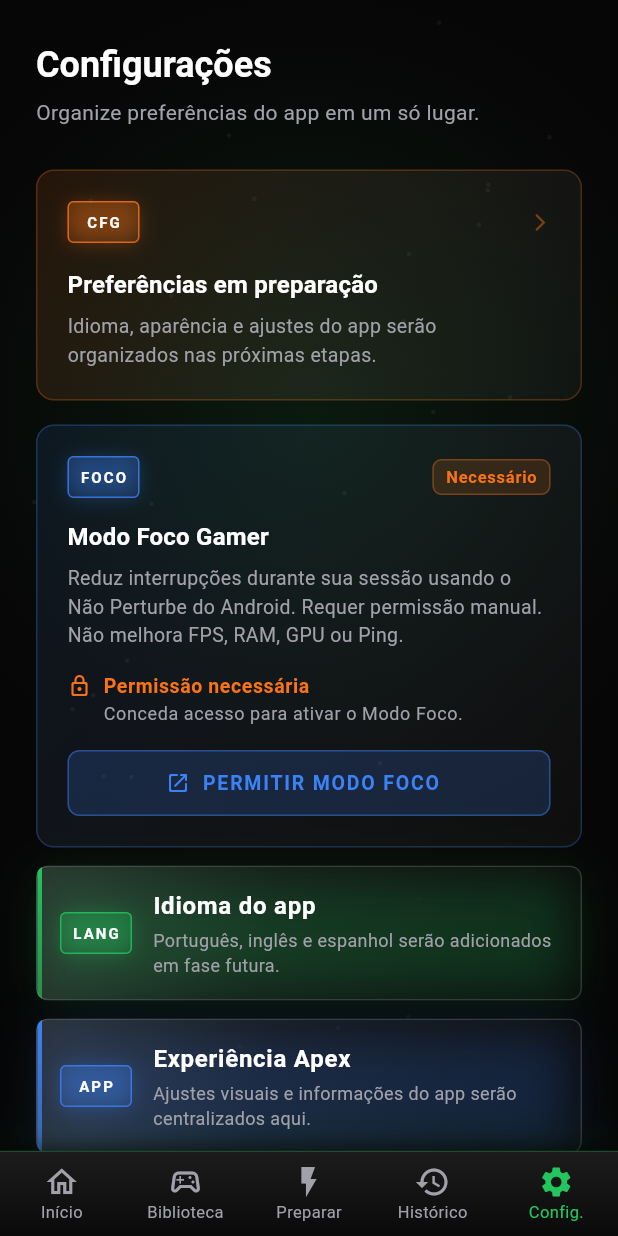
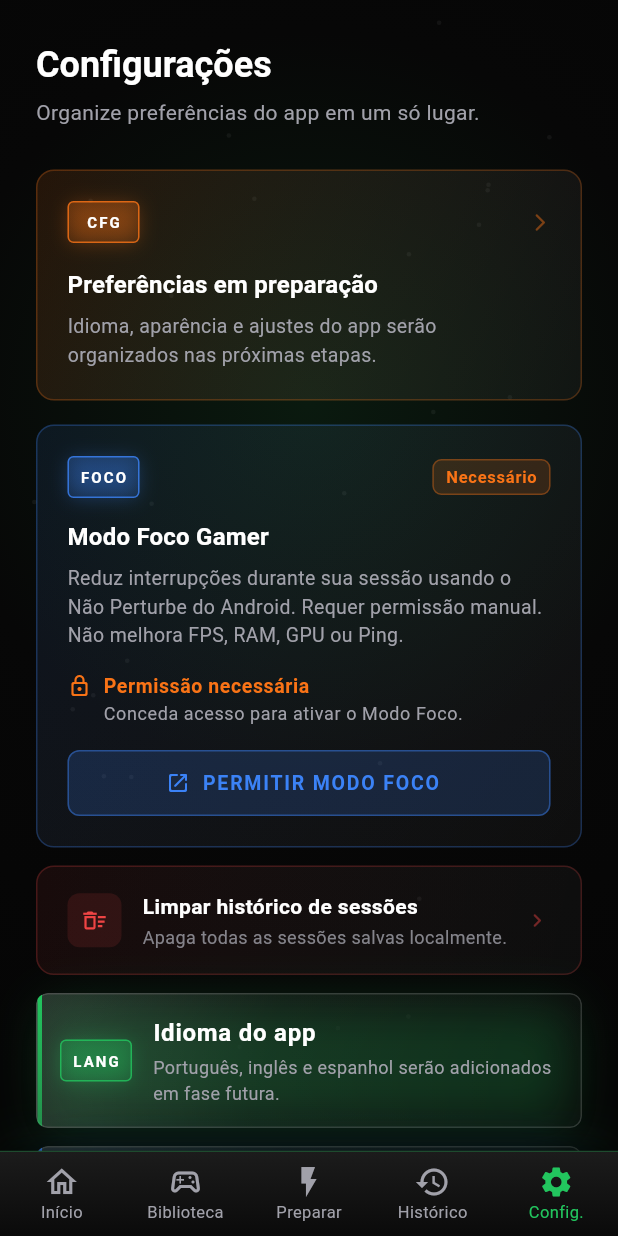
Before and after one commit to AllAppsEngineer/apex-booster-plus, a Flutter app: the HomeScreen screen opened by its route, item 5 of the bottom bar chosen, on a phone screen of 412 x 824 dp. Run offline on Flutter 3.47's test engine with Material 3 defaults, Android fonts, the phone set to English and light mode, and no system bars; drawn by our look-alikes of flutter_animate; our stand-ins replace go_router, shared_preferences; accounts and stored records are empty; network calls fail.

Commit message:
feat: adicionar limpeza de historico nas configuracoes

```diff
--- a/lib/presentation/screens/home/home_screen.dart
+++ b/lib/presentation/screens/home/home_screen.dart
@@ -22,7 +22,7 @@ class _HomeScreenState extends State<HomeScreen> {
     InicioTab(isActive: _selectedIndex == 0),
     BibliotecaTab(isActive: _selectedIndex == 1),
     PrepararTab(isActive: _selectedIndex == 2),
-    const HistoricoTab(),
+    HistoricoTab(isActive: _selectedIndex == 3),
     const ConfiguracoesTab(),
   ];
 
--- a/lib/presentation/screens/home/tabs/configuracoes_tab.dart
+++ b/lib/presentation/screens/home/tabs/configuracoes_tab.dart
@@ -1,6 +1,8 @@
 import 'package:flutter/material.dart';
 import 'package:flutter_animate/flutter_animate.dart';
+import 'package:shared_preferences/shared_preferences.dart';
 import 'package:apex_booster_plus/core/constants/app_colors.dart';
+import 'package:apex_booster_plus/data/repositories/shared_preferences_session_repository.dart';
 import 'package:apex_booster_plus/data/services/focus_mode_service_impl.dart';
 import 'package:apex_booster_plus/domain/services/focus_mode_service.dart';
 import 'package:apex_booster_plus/presentation/widgets/apex_background.dart';
@@ -25,6 +27,8 @@ class ConfiguracoesTab extends StatelessWidget {
               const _ConfiguracoesMainCard(),
               const SizedBox(height: 16),
               const _FocusModeCard(),
+              const SizedBox(height: 12),
+              const _ClearHistoryCard(),
               const SizedBox(height: 12),
               ApexFeatureCard(
                 badge: 'LANG',
@@ -406,6 +410,163 @@ class _FocusModeCardState extends State<_FocusModeCard>
   }
 }
 
+// ─── Limpar Histórico ────────────────────────────────────────────────────────
+
+class _ClearHistoryCard extends StatelessWidget {
+  const _ClearHistoryCard();
+
+  Future<void> _onTap(BuildContext context) async {
+    final confirmed = await showDialog<bool>(
+      context: context,
+      builder: (ctx) => AlertDialog(
+        backgroundColor: const Color(0xFF1A1A1A),
+        shape:
+            RoundedRectangleBorder(borderRadius: BorderRadius.circular(12)),
+        title: const Text(
+          'Limpar histórico?',
+          style: TextStyle(
+            color: AppColors.white,
+            fontWeight: FontWeight.bold,
+            fontSize: 17,
+          ),
+        ),
+        content: const Text(
+          'Todas as sessões serão apagadas. Esta ação não pode ser desfeita.',
+          style: TextStyle(
+            color: AppColors.textGray,
+            fontSize: 13,
+            height: 1.5,
+          ),
+        ),
+        actions: [
+          TextButton(
+            onPressed: () => Navigator.of(ctx).pop(false),
+            child: const Text(
+              'CANCELAR',
+              style: TextStyle(
+                color: AppColors.textGray,
+                fontWeight: FontWeight.w600,
+                letterSpacing: 0.8,
+              ),
+            ),
+          ),
+          TextButton(
+            onPressed: () => Navigator.of(ctx).pop(true),
+            style: TextButton.styleFrom(
+              foregroundColor: const Color(0xFFEF4444),
+            ),
+            child: const Text(
+              'LIMPAR',
+              style: TextStyle(
+                fontWeight: FontWeight.bold,
+                letterSpacing: 0.8,
+              ),
+            ),
+          ),
+        ],
+      ),
+    );
+
+    if (confirmed != true) return;
+    if (!context.mounted) return;
+
+    final prefs = await SharedPreferences.getInstance();
+    final repo = SharedPreferencesSessionRepository(prefs);
+    await repo.clearAll();
+
+    if (!context.mounted) return;
+    ScaffoldMessenger.of(context).showSnackBar(
+      const SnackBar(
+        content: Text('Histórico apagado com sucesso.'),
+        duration: Duration(seconds: 2),
+        behavior: SnackBarBehavior.floating,
+      ),
+    );
+  }
+
+  @override
+  Widget build(BuildContext context) {
+    return Material(
+      color: Colors.transparent,
+      borderRadius: BorderRadius.circular(12),
+      child: InkWell(
+        onTap: () => _onTap(context),
+        borderRadius: BorderRadius.circular(12),
+        splashColor: const Color(0xFFEF4444).withValues(alpha: 0.08),
+        highlightColor: const Color(0xFFEF4444).withValues(alpha: 0.04),
+        child: Container(
+          width: double.infinity,
+          decoration: BoxDecoration(
+            gradient: LinearGradient(
+              begin: Alignment.topLeft,
+              end: Alignment.bottomRight,
+              colors: [
+                const Color(0xFFEF4444).withValues(alpha: 0.08),
+                AppColors.white.withValues(alpha: 0.03),
+              ],
+            ),
+            borderRadius: BorderRadius.circular(12),
+            border: Border.all(
+              color: const Color(0xFFEF4444).withValues(alpha: 0.22),
+              width: 1,
+            ),
+          ),
+          padding: const EdgeInsets.symmetric(horizontal: 20, vertical: 16),
+          child: Row(
+            children: [
+              Container(
+                width: 36,
+                height: 36,
+                decoration: BoxDecoration(
+                  color: const Color(0xFFEF4444).withValues(alpha: 0.12),
+                  borderRadius: BorderRadius.circular(8),
+                ),
+                child: const Icon(
+                  Icons.delete_sweep_outlined,
+                  color: Color(0xFFEF4444),
+                  size: 18,
+                ),
+              ),
+              const SizedBox(width: 14),
+              Expanded(
+                child: Column(
+                  crossAxisAlignment: CrossAxisAlignment.start,
+                  children: [
+                    const Text(
+                      'Limpar histórico de sessões',
+                      style: TextStyle(
+                        color: AppColors.white,
+                        fontWeight: FontWeight.w600,
+                        fontSize: 14,
+                      ),
+                    ),
+                    const SizedBox(height: 2),
+                    Text(
+                      'Apaga todas as sessões salvas localmente.',
+                      style: TextStyle(
+                        color: AppColors.textGray.withValues(alpha: 0.8),
+                        fontSize: 12,
+                      ),
+                    ),
+                  ],
+                ),
+              ),
+              Icon(
+                Icons.chevron_right_rounded,
+                color: const Color(0xFFEF4444).withValues(alpha: 0.45),
+                size: 18,
+              ),
+            ],
+          ),
+        ),
+      ),
+    )
+        .animate()
+        .fadeIn(delay: 80.ms, duration: 500.ms)
+        .slideY(begin: 0.04, end: 0, duration: 380.ms);
+  }
+}
+
 // ─── CTA bottom ─────────────────────────────────────────────────────────────
 
 class _ConfiguracoesCTA extends StatelessWidget {
```
Also changed, not shown: lib/presentation/screens/home/tabs/historico_tab.dart (+11 -1 lines), 1 other file.
